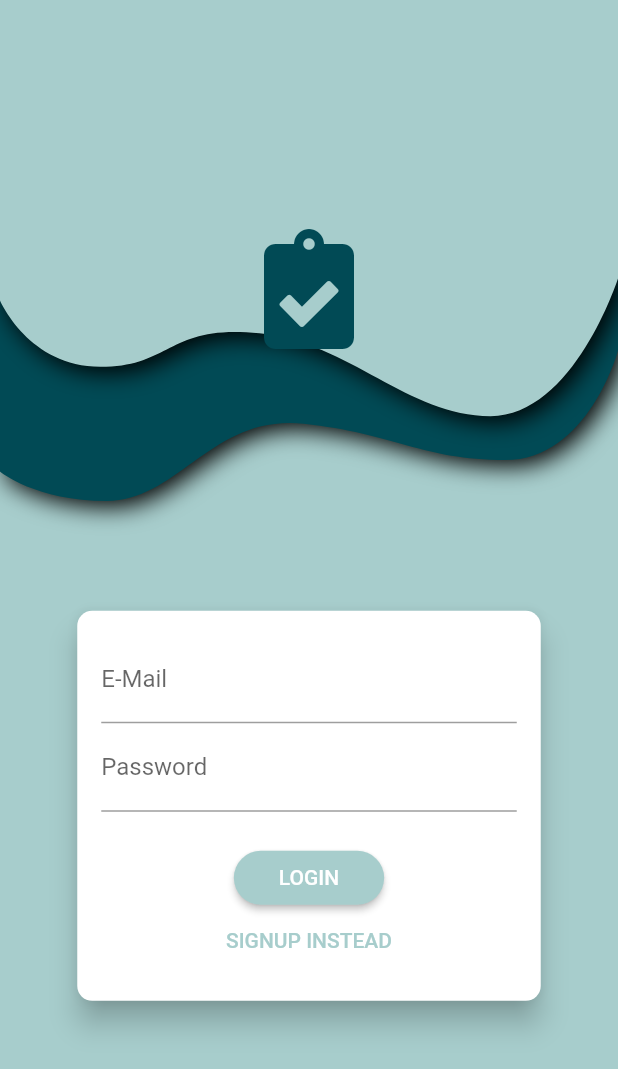
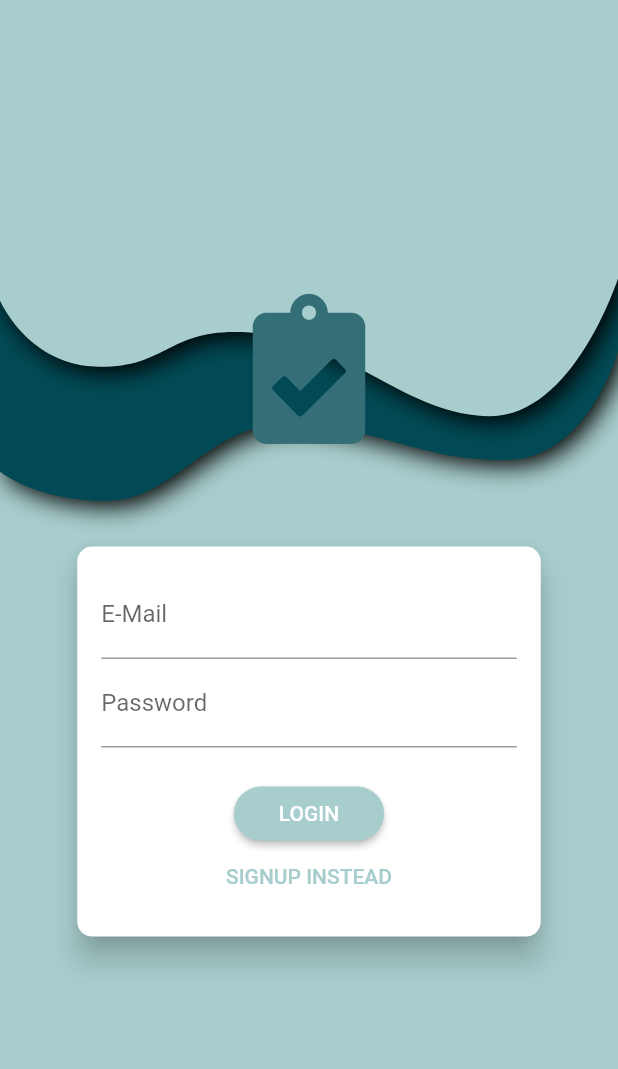
Before and after one commit to AlohaGodfrey/disso_app, a Flutter app: the screen it shows after launch, on a phone screen of 412 x 824 dp. Shown: the top 1069 px of the screen. Run offline on Flutter 3.47's test engine with Material 2 defaults, Android fonts, the phone set to English and light mode, and no system bars; our stand-ins replace circular_countdown_timer, cool_alert, font_awesome_flutter, google_fonts, google_maps_flutter, loading_animation_widget and 2 more.

Commit message:
reconfiguredAuthScreenBezier

```diff
--- a/lib/screens/auth_screen_bezier.dart
+++ b/lib/screens/auth_screen_bezier.dart
@@ -46,31 +46,31 @@ class AuthScreen extends StatelessWidget {
               height: MediaQuery.of(context).size.height,
               width: MediaQuery.of(context).size.width,
               child: Column(
-                mainAxisAlignment: MainAxisAlignment.spaceAround,
+                mainAxisAlignment: MainAxisAlignment.center,
                 crossAxisAlignment: CrossAxisAlignment.center,
-                children: const <Widget>[
-                  //careful ^^ added stupid const modifier.
-                  SizedBox(
-                    height: 100,
+                children: <Widget>[
+                  Flexible(
+                    flex: 1,
+                    fit: FlexFit.tight,
+                    child: Align(
+                      alignment: Alignment.topCenter,
+                      child: Icon(
+                        FontAwesomeIcons.clipboardCheck,
+                        size: 100,
+                        color: Palette.bToLight.shade100,
+                      ),
+                    ),
                   ),
                   Flexible(
-                      flex: 1,
-                      child: Icon(
-                        FontAwesomeIcons.clipboardCheck,
-                        size: 80,
-                        color: Palette.bToLight,
-                      )),
-                  SizedBox(
-                    height: 100,
+                    // flex: MediaQuery.of(context).size.width > 600 ? 3 : 2,
+                    flex: 4,
+                    child: AuthCard(),
+                    fit: FlexFit.loose,
                   ),
-                  Flexible(
-                    // flex: MediaQuery.of(context).size.width > 600 ? 2 : 1,
-                    flex: 3,
-                    child: const AuthCard(),
-                  ),
-                  SizedBox(
-                    height: 100,
-                  ),
+                  // Flexible(
+                  //     child: SizedBox(
+                  //   height: 10,
+                  // ))
                 ],
               ),
             ),
@@ -100,8 +100,12 @@ class _AuthCardState extends State<AuthCard>
     'email': '',
     'password': '',
   };
+  var _adminStatus = false; //collects admin status
   var _isLoading = false;
   final _passwordController = TextEditingController();
+  final _emailFocusNode = FocusNode();
+  final _passwordFocusNode = FocusNode();
+  final _verifyPasswordFocusNode = FocusNode();
   AnimationController? _controller;
   Animation<Size>? _heightAnimation;
   Animation<double>? _opacityAnimation;
@@ -113,12 +117,12 @@ class _AuthCardState extends State<AuthCard>
     //animation setup
     _controller = AnimationController(
       vsync: this,
-      duration: const Duration(milliseconds: 300),
+      duration: const Duration(milliseconds: 800),
     );
 
     _heightAnimation = Tween<Size>(
       begin: Size(double.infinity, 260),
-      end: Size(double.infinity, 320),
+      end: Size(double.infinity, 400),
     ).animate(
       CurvedAnimation(parent: _controller!, curve: Curves.linear),
     );
@@ -133,6 +137,9 @@ class _AuthCardState extends State<AuthCard>
     // TODO: implement dispose
     super.dispose();
     _controller!.dispose();
+
+    _emailFocusNode.dispose();
+    _passwordFocusNode.dispose();
   }
 
   void _showErrorDialog(String message) {
@@ -153,6 +160,7 @@ class _AuthCardState extends State<AuthCard>
   }
 
   Future<void> _submit() async {
+    //runs forms validation process
     final isValid = _formKey.currentState?.validate();
     if (isValid == null) {
       return;
@@ -160,6 +168,7 @@ class _AuthCardState extends State<AuthCard>
       return;
     }
 
+    //collects data from all forms and show progress indicator
     _formKey.currentState?.save();
     setState(() {
       _isLoading = true;
@@ -169,12 +178,16 @@ class _AuthCardState extends State<AuthCard>
       if (_authMode == AuthMode.Login) {
         // Log user in
         await Provider.of<Auth>(context, listen: false).login(
-            _authData['email'] as String, _authData['password'] as String);
+            _authData['email'] as String,
+            _authData['password'] as String,
+            _adminStatus);
       } else {
         //delay introduced to allow time to appreciate spinner
         // Sign user up
         await Provider.of<Auth>(context, listen: false).signup(
-            _authData['email'] as String, _authData['password'] as String);
+            _authData['email'] as String,
+            _authData['password'] as String,
+            _adminStatus);
       }
     } on HttpException catch (error) {
       var errorMessage = 'Authentication failed';
@@ -226,10 +239,10 @@ class _AuthCardState extends State<AuthCard>
       child: AnimatedContainer(
         duration: Duration(milliseconds: 300),
         curve: Curves.decelerate,
-        height: _authMode == AuthMode.Signup ? 320 : 260,
+        height: _authMode == AuthMode.Signup ? 400 : 260,
         // height: _heightAnimation!.value.height,
         constraints: BoxConstraints(
-          minHeight: _authMode == AuthMode.Signup ? 320 : 260,
+          minHeight: _authMode == AuthMode.Signup ? 400 : 260,
         ),
         width: deviceSize.width * 0.75,
         padding: const EdgeInsets.all(16.0),
@@ -241,6 +254,10 @@ class _AuthCardState extends State<AuthCard>
                 TextFormField(
                   decoration: const InputDecoration(labelText: 'E-Mail'),
                   keyboardType: TextInputType.emailAddress,
+                  textInputAction: TextInputAction.next,
+                  onFieldSubmitted: (_) {
+                    FocusScope.of(context).requestFocus(_passwordFocusNode);
+                  },
                   validator: (value) {
                     if (value == null) {
                       return 'Value is Null';
@@ -256,10 +273,24 @@ class _AuthCardState extends State<AuthCard>
                     }
                   },
                 ),
+                //configured to automatically navigate the fields
+                //using TextInputActions and FocusNodes
                 TextFormField(
                   decoration: const InputDecoration(labelText: 'Password'),
                   obscureText: true,
                   controller: _passwordController,
+                  focusNode: _passwordFocusNode,
+                  textInputAction: _authMode == AuthMode.Signup
+                      ? TextInputAction.next
+                      : TextInputAction.done,
+                  onFieldSubmitted: (_) {
+                    if (_authMode == AuthMode.Signup) {
+                      FocusScope.of(context)
+                          .requestFocus(_verifyPasswordFocusNode);
+                    } else {
+                      _submit();
+                    }
+                  },
                   validator: (value) {
                     if (value == null) {
                       return 'Value is Null';
@@ -278,12 +309,14 @@ class _AuthCardState extends State<AuthCard>
                 AnimatedContainer(
                   duration: Duration(milliseconds: 300),
                   constraints: BoxConstraints(
+                      //add extra height for the error messges.
                       minHeight: _authMode == AuthMode.Signup ? 60 : 0,
-                      maxHeight: _authMode == AuthMode.Signup ? 120 : 0),
+                      maxHeight: _authMode == AuthMode.Signup ? 180 : 0),
                   curve: Curves.easeIn,
                   child: FadeTransition(
                     opacity: _opacityAnimation!,
                     child: TextFormField(
+                      focusNode: _verifyPasswordFocusNode,
                       enabled: _authMode == AuthMode.Signup,
                       decoration:
                           const InputDecoration(labelText: 'Confirm Password'),
@@ -295,6 +328,35 @@ class _AuthCardState extends State<AuthCard>
                               }
                             }
                           : null,
+                    ),
+                  ),
+                ),
+                AnimatedContainer(
+                  duration: Duration(milliseconds: 300),
+                  constraints: BoxConstraints(
+                      //add extra height for the error messges.
+                      minHeight: _authMode == AuthMode.Signup ? 60 : 0,
+                      maxHeight: _authMode == AuthMode.Signup ? 180 : 0),
+                  curve: Curves.easeIn,
+                  child: FadeTransition(
+                    opacity: _opacityAnimation!,
+                    child: TextFormField(
+                      enabled: _authMode == AuthMode.Signup,
+                      decoration: const InputDecoration(
+                          labelText: '[Optional] Admin Key'),
+                      obscureText: true,
+                      validator: _authMode == AuthMode.Signup
+                          ? (value) {
+                              if (value != 'dissoAdminKey') {
+                                return 'Invalid Admin Key!';
+                              }
+                            }
+                          : null,
+                      onSaved: (value) {
+                        if (value != null) {
+                          _adminStatus = true;
+                        }
+                      },
                     ),
                   ),
                 ),
--- a/lib/widgets/app_drawer.dart
+++ b/lib/widgets/app_drawer.dart
@@ -3,8 +3,8 @@ import 'package:provider/provider.dart';
 
 import '../screens/legacy_job_list_screen.dart';
 import '../screens/legacy_timesheet_screen.dart';
-import '../screens/sliver_joblist.dart';
-import '../screens/sliver_timesheet.dart';
+import '../screens/job_list_sliver.dart';
+import '../screens/timesheet_sliver.dart';
 import '../providers/auth.dart';
 
 class AppDrawer extends StatelessWidget {
```
Also changed, not shown: lib/main.dart (+6 -6 lines), lib/providers/auth.dart (+55 -5 lines), lib/screens/job_list_sliver.dart (renamed from lib/screens/sliver_joblist.dart, +15 -5 lines), lib/screens/legacy_auth_screen.dart (+42 -9 lines), lib/widgets/profile_sliver.dart (+25 -10 lines), lib/screens/splash_screen_bezier.dart (renamed from lib/screens/bezier_splash_screen.dart), lib/screens/timesheet_sliver.dart (renamed from lib/screens/sliver_timesheet.dart).
